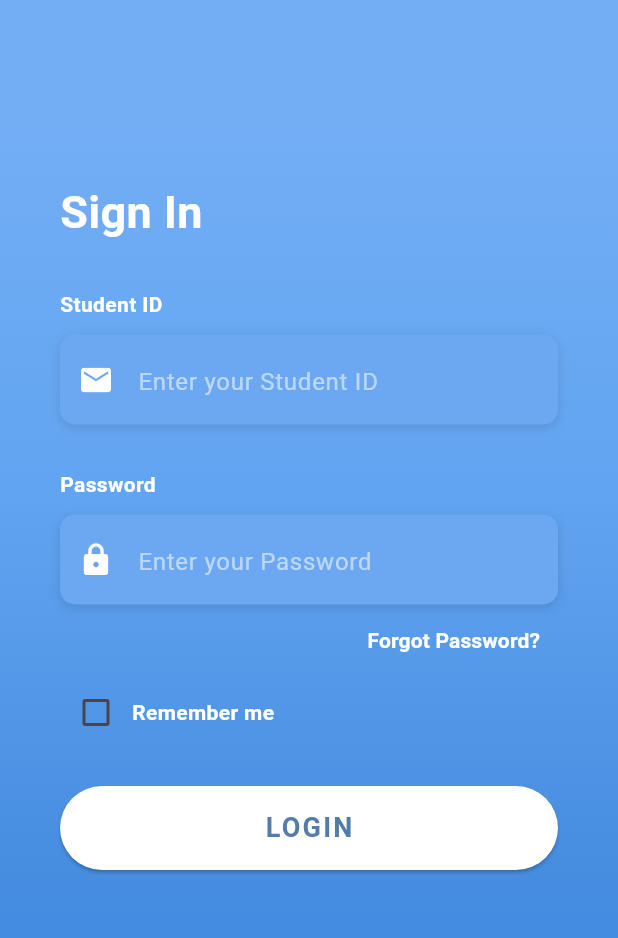
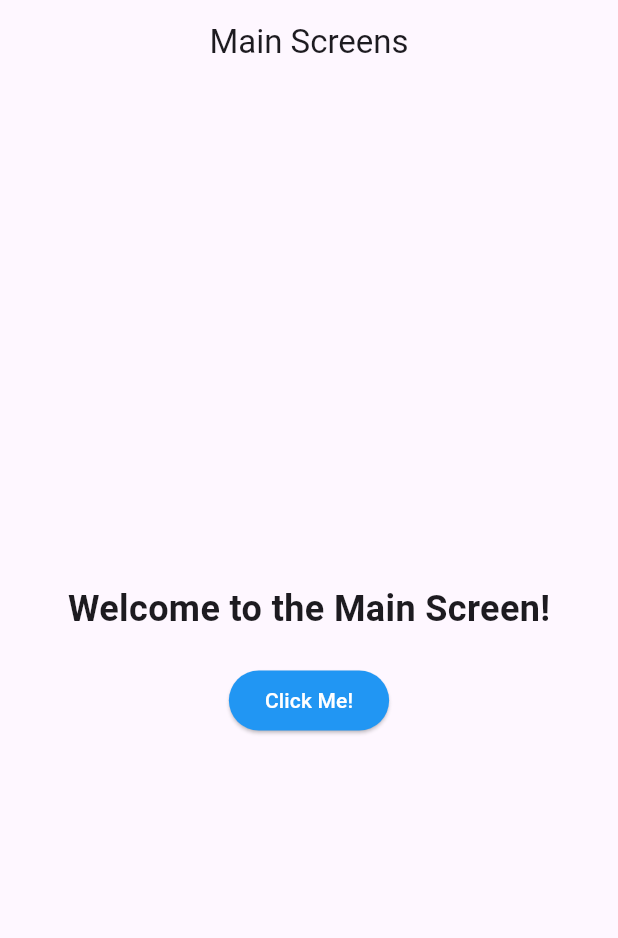
Before and after one commit to kimgukmin-99/flutter-academic-management, a Flutter app: the screen it shows after launch, after a tap on "LOGIN", on a phone screen of 412 x 824 dp. Shown: the top 938 px of the screen. Run offline on Flutter 3.47's test engine with Material 3 defaults, Android fonts, the phone set to English and light mode, and no system bars; Roboto replaces fonts that are missing (OpenSans).

Commit message:
update main_screen

```diff
--- a/lib/screens/login_screen.dart
+++ b/lib/screens/login_screen.dart
@@ -1,6 +1,7 @@
 import 'package:flutter/material.dart';
 import 'package:flutter/services.dart';
 import 'package:academic_management/utilities/constants.dart';
+import 'package:academic_management/screens/main_screen.dart';
 
 class LoginScreen extends StatefulWidget {
   @override
@@ -119,7 +120,14 @@ class _LoginScreenState extends State<LoginScreen> {
       padding: EdgeInsets.symmetric(vertical: 25.0),
       width: double.infinity,
       child: ElevatedButton(
-        onPressed: () => print('Login Button Pressed'),
+        onPressed: () {
+          print('Login Button Pressed');
+          // 로그인 버튼을 누르면 MainScreens 페이지로 이동
+          Navigator.pushReplacement(
+            context,
+            MaterialPageRoute(builder: (context) => MainScreens()),
+          );
+        },
         style: ElevatedButton.styleFrom(
           padding: EdgeInsets.all(15.0),
           shape: RoundedRectangleBorder(
@@ -167,7 +175,8 @@ class _LoginScreenState extends State<LoginScreen> {
                   ),
                 ),
               ),
-              ListView( // SingleChildScrollView를 ListView로 대체
+              ListView(
+                // SingleChildScrollView를 ListView로 대체
                 physics: AlwaysScrollableScrollPhysics(),
                 padding: EdgeInsets.symmetric(
                   horizontal: 40.0,
--- /dev/null
+++ b/lib/screens/main_screen.dart
@@ -0,0 +1,41 @@
+// main_screen.dart
+import 'package:flutter/material.dart';
+
+class MainScreens extends StatefulWidget {
+  @override
+  _MainScreensState createState() => _MainScreensState();
+}
+
+class _MainScreensState extends State<MainScreens> {
+  @override
+  Widget build(BuildContext context) {
+    return Scaffold(
+      appBar: AppBar(
+        title: Text('Main Screens'),
+        centerTitle: true,
+      ),
+      body: Center(
+        child: Column(
+          mainAxisAlignment: MainAxisAlignment.center,
+          children: <Widget>[
+            Text(
+              'Welcome to the Main Screen!',
+              style: TextStyle(fontSize: 24, fontWeight: FontWeight.bold),
+            ),
+            SizedBox(height: 20),
+            ElevatedButton(
+              onPressed: () {
+                print('You have clicked the button!');
+              },
+              style: ElevatedButton.styleFrom(
+                backgroundColor: Colors.blue,
+                foregroundColor: Colors.white,
+              ),
+              child: Text('Click Me!'),
+            )
+          ],
+        ),
+      ),
+    );
+  }
+}
```
Also changed, not shown: 1 other file.
